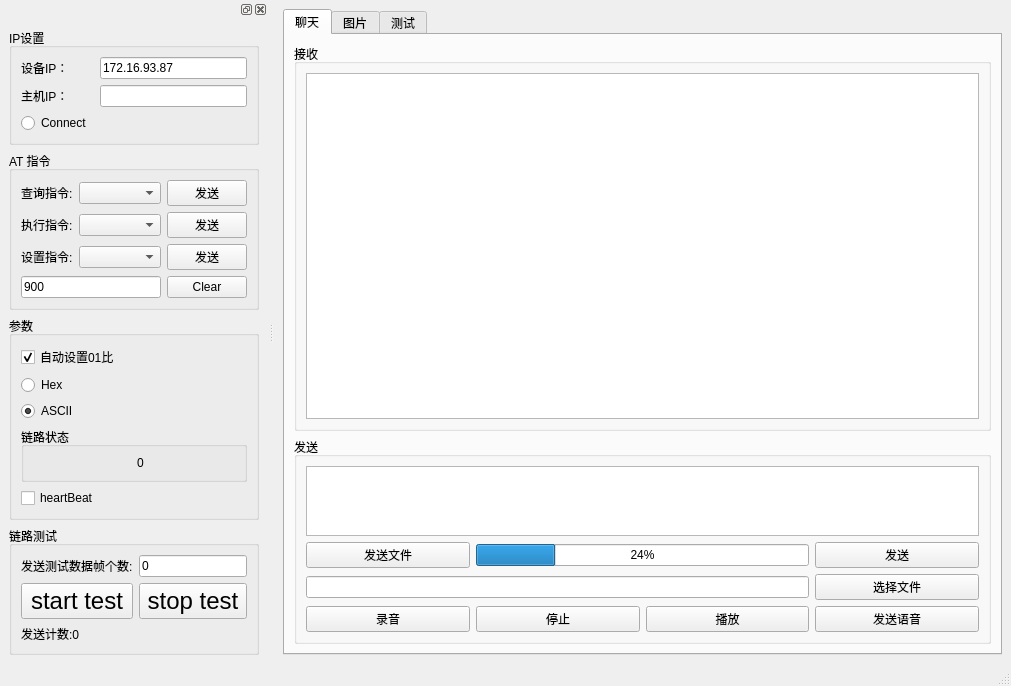
Old version of the form mainwindow.ui in the repository kdurant/laserCom.
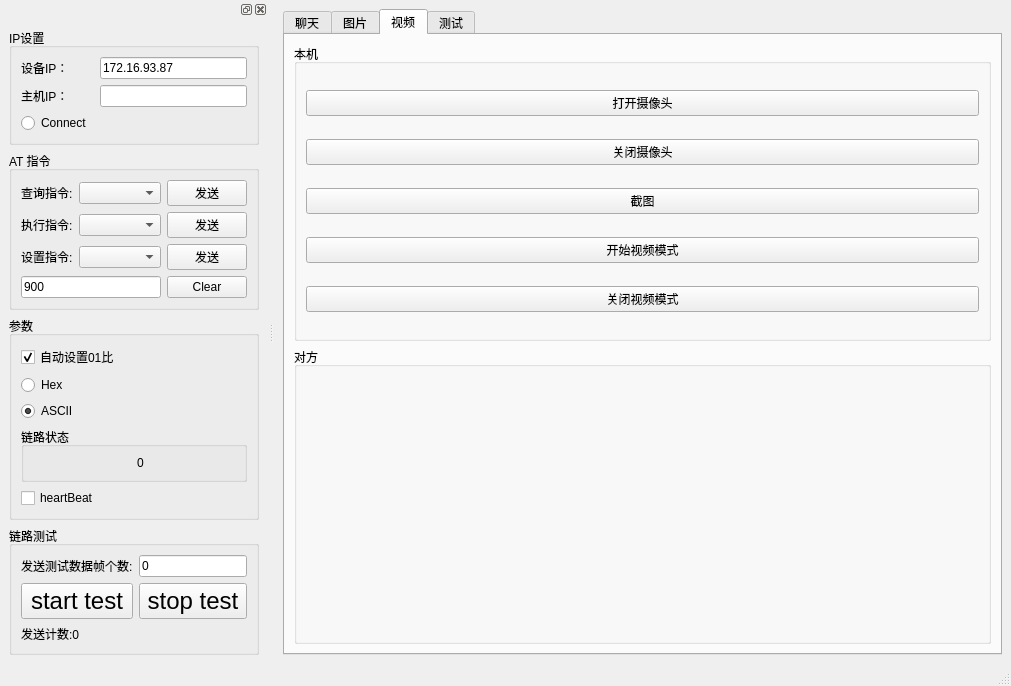
New version of the form. Icons and pictures are not drawn.

Commit message: feat: 视频功能相关逻辑

```diff
--- a/mainwindow.ui
+++ b/mainwindow.ui
@@ -7,7 +7,7 @@
     <x>0</x>
     <y>0</y>
     <width>1011</width>
-    <height>637</height>
+    <height>653</height>
    </rect>
   </property>
   <property name="windowTitle">
@@ -18,7 +18,7 @@
     <item>
      <widget class="QTabWidget" name="tabWidget">
       <property name="currentIndex">
-       <number>0</number>
+       <number>2</number>
       </property>
       <widget class="QWidget" name="send">
        <attribute name="title">
@@ -149,6 +149,80 @@
         </item>
        </layout>
       </widget>
+      <widget class="QWidget" name="tab">
+       <attribute name="title">
+        <string>视频</string>
+       </attribute>
+       <layout class="QVBoxLayout" name="verticalLayout_7">
+        <item>
+         <widget class="QGroupBox" name="groupBox_8">
+          <property name="title">
+           <string>本机</string>
+          </property>
+          <layout class="QHBoxLayout" name="horizontalLayout_2" stretch="4,1">
+           <item>
+            <layout class="QHBoxLayout" name="hlayout"/>
+           </item>
+           <item>
+            <layout class="QVBoxLayout" name="verticalLayout_8">
+             <item>
+              <widget class="QPushButton" name="btn_cameraOpen">
+               <property name="text">
+                <string>打开摄像头</string>
+               </property>
+              </widget>
+             </item>
+             <item>
+              <widget class="QPushButton" name="btn_cameraClose">
+               <property name="text">
+                <string>关闭摄像头</string>
+               </property>
+              </widget>
+             </item>
+             <item>
+              <widget class="QPushButton" name="btn_capturePic">
+               <property name="text">
+                <string>截图</string>
+               </property>
+              </widget>
+             </item>
+             <item>
+              <widget class="QPushButton" name="btn_cameraOpenVideo">
+               <property name="text">
+                <string>开始视频模式</string>
+               </property>
+              </widget>
+             </item>
+             <item>
+              <widget class="QPushButton" name="btn_cameraCloseVideo">
+               <property name="text">
+                <string>关闭视频模式</string>
+               </property>
+              </widget>
+             </item>
+            </layout>
+           </item>
+          </layout>
+         </widget>
+        </item>
+        <item>
+         <widget class="QGroupBox" name="groupBox_9">
+          <property name="title">
+           <string>对方</string>
+          </property>
+          <layout class="QVBoxLayout" name="verticalLayout_9">
+           <item>
+            <widget class="QLabel" name="label_">
+             <property name="text">
+              <string/>
+             </property>
+            </widget>
+           </item>
+          </layout>
+         </widget>
+        </item>
+       </layout>
+      </widget>
       <widget class="QWidget" name="test">
        <attribute name="title">
         <string>测试</string>
```
The commit also changes 2 other files.
